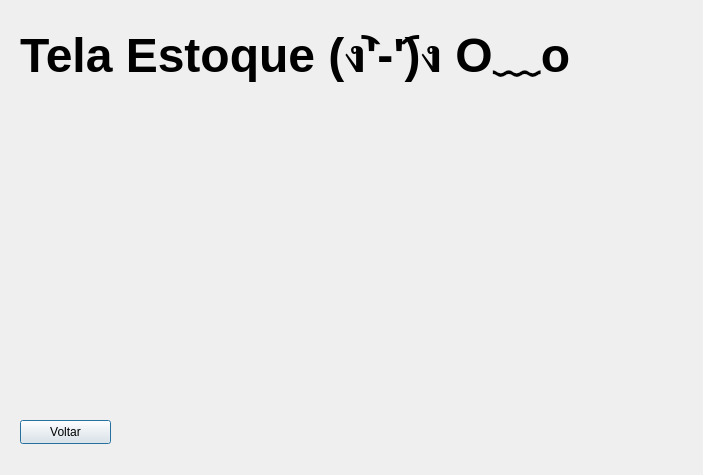
Above: telaconsultaestoque.ui from EduardoHaagP/ProjetoPOO before the change. Below: the same form after it.
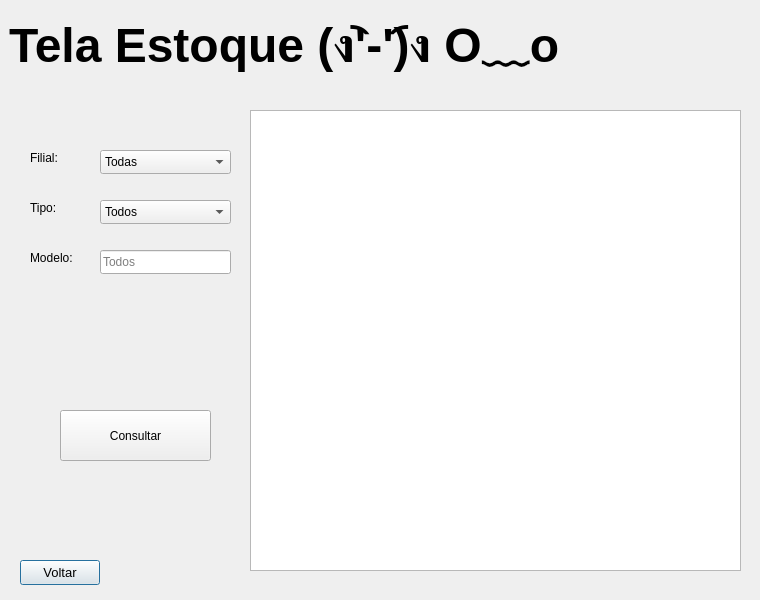
That is the form after the change.

What changed in the file:
```diff
--- a/telaconsultaestoque.ui
+++ b/telaconsultaestoque.ui
@@ -6,35 +6,28 @@
    <rect>
     <x>0</x>
     <y>0</y>
-    <width>703</width>
-    <height>475</height>
+    <width>760</width>
+    <height>600</height>
    </rect>
   </property>
   <property name="windowTitle">
    <string>Dialog</string>
   </property>
-  <widget class="QPushButton" name="botVoltar">
-   <property name="geometry">
-    <rect>
-     <x>20</x>
-     <y>420</y>
-     <width>91</width>
-     <height>24</height>
-    </rect>
-   </property>
-   <property name="text">
-    <string>Voltar</string>
-   </property>
-  </widget>
   <widget class="QLabel" name="txt">
    <property name="geometry">
     <rect>
-     <x>20</x>
-     <y>10</y>
-     <width>601</width>
-     <height>81</height>
+     <x>9</x>
+     <y>9</y>
+     <width>558</width>
+     <height>64</height>
     </rect>
    </property>
+   <property name="sizePolicy">
+    <sizepolicy hsizetype="Preferred" vsizetype="Fixed">
+     <horstretch>0</horstretch>
+     <verstretch>0</verstretch>
+    </sizepolicy>
+   </property>
    <property name="font">
     <font>
      <pointsize>36</pointsize>
@@ -45,6 +38,167 @@
     <string>Tela Estoque (ง︡'-'︠)ง O﹏o</string>
    </property>
   </widget>
+  <widget class="QPushButton" name="botVoltar">
+   <property name="geometry">
+    <rect>
+     <x>20</x>
+     <y>560</y>
+     <width>80</width>
+     <height>25</height>
+    </rect>
+   </property>
+   <property name="sizePolicy">
+    <sizepolicy hsizetype="Fixed" vsizetype="Fixed">
+     <horstretch>50</horstretch>
+     <verstretch>10</verstretch>
+    </sizepolicy>
+   </property>
+   <property name="font">
+    <font>
+     <pointsize>10</pointsize>
+     <bold>false</bold>
+    </font>
+   </property>
+   <property name="text">
+    <string>Voltar</string>
+   </property>
+  </widget>
+  <widget class="QPushButton" name="botCadastrar">
+   <property name="geometry">
+    <rect>
+     <x>60</x>
+     <y>410</y>
+     <width>151</width>
+     <height>51</height>
+    </rect>
+   </property>
+   <property name="text">
+    <string>Consultar</string>
+   </property>
+  </widget>
+  <widget class="QLabel" name="txtFilial">
+   <property name="geometry">
+    <rect>
+     <x>30</x>
+     <y>150</y>
+     <width>49</width>
+     <height>16</height>
+    </rect>
+   </property>
+   <property name="text">
+    <string>Filial:</string>
+   </property>
+  </widget>
+  <widget class="QTableWidget" name="tabelaWidget">
+   <property name="geometry">
+    <rect>
+     <x>250</x>
+     <y>110</y>
+     <width>491</width>
+     <height>461</height>
+    </rect>
+   </property>
+  </widget>
+  <widget class="QComboBox" name="inpFilial">
+   <property name="geometry">
+    <rect>
+     <x>100</x>
+     <y>150</y>
+     <width>131</width>
+     <height>24</height>
+    </rect>
+   </property>
+   <item>
+    <property name="text">
+     <string>Todas</string>
+    </property>
+   </item>
+   <item>
+    <property name="text">
+     <string>Londrina</string>
+    </property>
+   </item>
+   <item>
+    <property name="text">
+     <string>Maringá</string>
+    </property>
+   </item>
+   <item>
+    <property name="text">
+     <string>Curitiba</string>
+    </property>
+   </item>
+  </widget>
+  <widget class="QLabel" name="txtTipo">
+   <property name="geometry">
+    <rect>
+     <x>30</x>
+     <y>200</y>
+     <width>49</width>
+     <height>16</height>
+    </rect>
+   </property>
+   <property name="text">
+    <string>Tipo:</string>
+   </property>
+  </widget>
+  <widget class="QComboBox" name="inpTipo">
+   <property name="geometry">
+    <rect>
+     <x>100</x>
+     <y>200</y>
+     <width>131</width>
+     <height>24</height>
+    </rect>
+   </property>
+   <item>
+    <property name="text">
+     <string>Todos</string>
+    </property>
+   </item>
+   <item>
+    <property name="text">
+     <string>Carro</string>
+    </property>
+   </item>
+   <item>
+    <property name="text">
+     <string>Moto</string>
+    </property>
+   </item>
+  </widget>
+  <widget class="QLabel" name="txtModelo">
+   <property name="geometry">
+    <rect>
+     <x>30</x>
+     <y>250</y>
+     <width>49</width>
+     <height>16</height>
+    </rect>
+   </property>
+   <property name="text">
+    <string>Modelo:</string>
+   </property>
+  </widget>
+  <widget class="QLineEdit" name="inpModelo">
+   <property name="geometry">
+    <rect>
+     <x>100</x>
+     <y>250</y>
+     <width>131</width>
+     <height>24</height>
+    </rect>
+   </property>
+   <property name="inputMask">
+    <string/>
+   </property>
+   <property name="text">
+    <string/>
+   </property>
+   <property name="placeholderText">
+    <string>Todos</string>
+   </property>
+  </widget>
  </widget>
  <resources/>
  <connections/>
```
